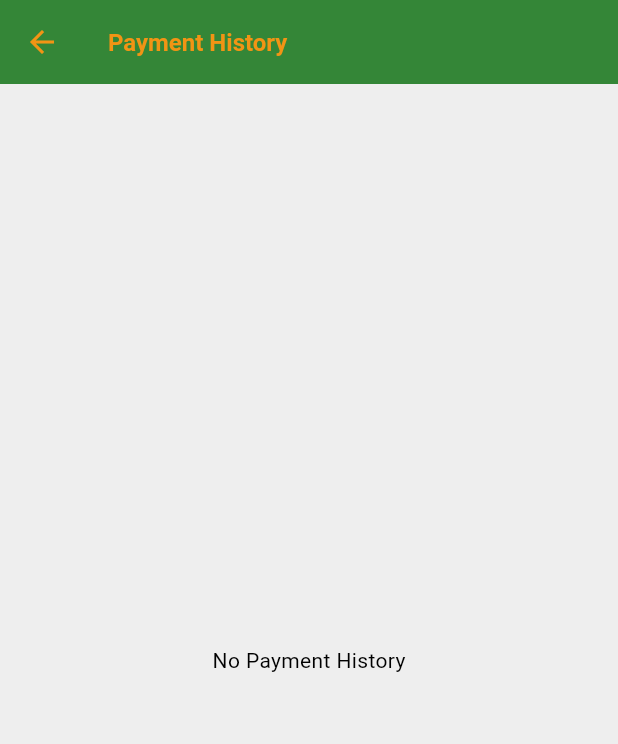
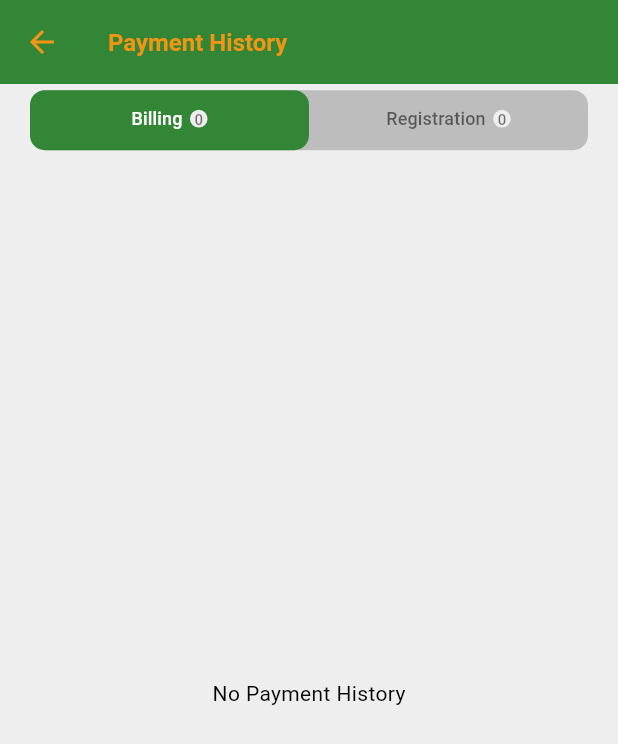
Before and after one commit to neerajkunistal/pbgpl_connect_cunsumer, a Flutter app: the PaymentHistoryPage screen opened directly, on a phone screen of 412 x 824 dp. Shown: the top 744 px of the screen. Run offline on Flutter 3.47's test engine with Material 3 defaults, Android fonts, the phone set to English and light mode, and no system bars; our stand-ins replace bloc, dotted_border, dropdown_search, equatable, file_picker, flutter_bloc and 11 more; missing offline and left inert: kenburns_nullsafety, razorpay_flutter; accounts and stored records are empty; Roboto replaces fonts that are missing (Merriweather).

Commit message:
payment history tab

```diff
--- a/lib/features/dashboard/domain/model/bp_number_model.dart
+++ b/lib/features/dashboard/domain/model/bp_number_model.dart
@@ -20,6 +20,7 @@ class BPNumberModel {
   InstallLmcModel? installLmcData;
   NgcModel? ngcData;
   List<PaymentHistoryModel>? paymentHistoryList;
+  List<PaymentHistoryModel>? regPaymentHistoryList;
   dynamic mobileChangeStatus;
   dynamic paymentType;
   dynamic paymentTypeHeading;
@@ -43,6 +44,7 @@ class BPNumberModel {
       this.ngcData,
       this.transactionList,
       this.paymentHistoryList,
+      this.regPaymentHistoryList,
       this.mobileChangeStatus,
       this.paymentType,
       this.paymentTypeHeading,
@@ -77,6 +79,7 @@ class BPNumberModel {
       ngcData: json['ngc_data'] != null ? NgcModel.fromJson(json['ngc_data']) : NgcModel(),
       transactionList: json['bill_data'] != null ? transactionListResponse(json['bill_data']) :[],
       paymentHistoryList: json['payment_history'] != null ? paymentHistoryListResponse(json['payment_history']) : [],
+      regPaymentHistoryList: json['reg_payment_history'] != null ? paymentHistoryListResponse(json['reg_payment_history']) : [],
     );
   }
 
--- a/lib/features/payment/paymentHistory/domain/bloc/payment_history_bloc.dart
+++ b/lib/features/payment/paymentHistory/domain/bloc/payment_history_bloc.dart
@@ -11,22 +11,37 @@ class PaymentHistoryBloc extends Bloc<PaymentHistoryEvent, PaymentHistoryState>
   List<PaymentHistoryModel> _paymentHistoryList = [];
   List<PaymentHistoryModel> get paymentHistoryList => _paymentHistoryList;
 
+  List<PaymentHistoryModel> _resRaymentHistoryList = [];
+  List<PaymentHistoryModel> get regPaymentHistoryList => _resRaymentHistoryList;
+
+  int tabIndex = 0;
+
   PaymentHistoryBloc() : super(PaymentHistoryInitial()) {
     on<PaymentHistoryPageLoadEvent>(_pageLoad);
+    on<PaymentHistorySelectTabIndexEvent>(_selectTabIndex);
   }
 
   _pageLoad(PaymentHistoryPageLoadEvent event, emit) async {
      emit(PaymentHistoryPageLoadState());
      _paymentHistoryList = [];
+     tabIndex = 0;
      try{
        _paymentHistoryList = BlocProvider.of<DashboardBloc>(event.context).bpNumberData.paymentHistoryList!;
+       _resRaymentHistoryList = BlocProvider.of<DashboardBloc>(event.context).bpNumberData.regPaymentHistoryList!;
      }catch(_){}
+    _eventComplete(emit);
+  }
+
+  _selectTabIndex(PaymentHistorySelectTabIndexEvent event, emit) {
+    tabIndex =  event.tabIndex;
     _eventComplete(emit);
   }
 
   _eventComplete(Emitter<PaymentHistoryState> emit) {
     emit(FetchPaymentHistoryDataState(
-      paymentHistoryList: paymentHistoryList
+      paymentHistoryList: paymentHistoryList,
+      regPaymentHistoryList: regPaymentHistoryList,
+      tabIndex: tabIndex,
     ));
   }
 
--- a/lib/features/payment/paymentHistory/domain/bloc/payment_history_event.dart
+++ b/lib/features/payment/paymentHistory/domain/bloc/payment_history_event.dart
@@ -9,5 +9,11 @@ class PaymentHistoryPageLoadEvent extends PaymentHistoryEvent {
   const PaymentHistoryPageLoadEvent({required this.context});
   @override
   List<Object?> get props => [context];
+}
 
+class PaymentHistorySelectTabIndexEvent extends PaymentHistoryEvent {
+  final int tabIndex;
+  const PaymentHistorySelectTabIndexEvent({required this.tabIndex});
+  @override
+  List<Object?> get props => [tabIndex];
 }
--- a/lib/features/payment/paymentHistory/domain/bloc/payment_history_state.dart
+++ b/lib/features/payment/paymentHistory/domain/bloc/payment_history_state.dart
@@ -18,10 +18,18 @@ final class PaymentHistoryPageLoadState extends PaymentHistoryInitial {
 
 final class FetchPaymentHistoryDataState extends PaymentHistoryInitial {
   final List<PaymentHistoryModel> paymentHistoryList;
+  final List<PaymentHistoryModel> regPaymentHistoryList;
+  final int tabIndex;
 
-  FetchPaymentHistoryDataState({required this.paymentHistoryList});
+  FetchPaymentHistoryDataState({
+    required this.paymentHistoryList,
+  required this.regPaymentHistoryList,
+  required this.tabIndex,
+  });
   @override
   List<Object> get props => [
     paymentHistoryList,
+    regPaymentHistoryList,
+    tabIndex,
   ];
 }
--- a/lib/features/payment/paymentHistory/presenation/page/payment_history_page.dart
+++ b/lib/features/payment/paymentHistory/presenation/page/payment_history_page.dart
@@ -2,6 +2,8 @@ import 'package:customer_connect/ExportFile/app_export_file.dart';
 import 'package:customer_connect/features/payment/paymentHistory/domain/bloc/payment_history_bloc.dart';
 import 'package:customer_connect/features/payment/paymentHistory/presenation/widget/payment_history_item_widget.dart';
 import 'package:customer_connect/utills/commonWidgets/center_loader_widget.dart';
+import 'package:customer_connect/utills/commonWidgets/tab_bar_widget.dart';
+import 'package:customer_connect/utills/commonWidgets/tab_item_widget.dart';
 import 'package:flutter/material.dart';
 
 class PaymentHistoryPage extends StatefulWidget {
@@ -11,10 +13,13 @@ class PaymentHistoryPage extends StatefulWidget {
   State<PaymentHistoryPage> createState() => _PaymentHistoryPageState();
 }
 
-class _PaymentHistoryPageState extends State<PaymentHistoryPage> {
+class _PaymentHistoryPageState extends State<PaymentHistoryPage> with SingleTickerProviderStateMixin {
+
+  late TabController _tabController;
 
   @override
   void initState() {
+    _tabController = TabController(length: 2, vsync: this);
     BlocProvider.of<PaymentHistoryBloc>(context).add(
         PaymentHistoryPageLoadEvent(context: context));
     super.initState();
@@ -38,7 +43,15 @@ class _PaymentHistoryPageState extends State<PaymentHistoryPage> {
       body: BlocBuilder<PaymentHistoryBloc, PaymentHistoryState>(
         builder: (context, state) {
           if(state is FetchPaymentHistoryDataState){
-            return _itemBuilder(dataState: state);
+            return Column(
+              children: [
+                SizedBox(
+                  height: MediaQuery.of(context).size.width * 0.01,
+                ),
+                _tabWidget(dataState:state),
+                Expanded(child: _itemBuilder(dataState: state)),
+              ],
+            );
           } else {
             return const Center(child: CenterLoaderWidget());
           }
@@ -47,7 +60,31 @@ class _PaymentHistoryPageState extends State<PaymentHistoryPage> {
     );
   }
 
+  Widget _tabWidget({required FetchPaymentHistoryDataState dataState}) {
+    return Padding(
+      padding: EdgeInsets.only(left: 20, right: 20),
+      child: TabBarWidget(
+        controller: _tabController,
+        onTap: (index) {
+          BlocProvider.of<PaymentHistoryBloc>(context).add(
+              PaymentHistorySelectTabIndexEvent(
+                  tabIndex: index));
+        },
+        tabs: [
+          TabItemWidget(title: "Billing", count: dataState.paymentHistoryList.length),
+          TabItemWidget(title: "Registration", count: dataState.regPaymentHistoryList.length),
+        ],
+      ),
+    );
+  }
+
   Widget _itemBuilder({required FetchPaymentHistoryDataState  dataState}) {
+    return dataState.tabIndex == 0
+        ? _billList(dataState: dataState)
+        : _registration(dataState: dataState);
+  }
+
+  Widget _billList({required FetchPaymentHistoryDataState  dataState}) {
     return Container(
       margin: EdgeInsets.all(10.0),
       child: dataState.paymentHistoryList.isNotEmpty ?
@@ -59,4 +96,17 @@ class _PaymentHistoryPageState extends State<PaymentHistoryPage> {
           }) : const Center(child: TextWidget("No Payment History"),),
     );
   }
+
+  Widget _registration({required FetchPaymentHistoryDataState  dataState}) {
+    return Container(
+      margin: EdgeInsets.all(10.0),
+      child: dataState.regPaymentHistoryList.isNotEmpty ?
+      ListView.builder(
+          shrinkWrap: true,
+          itemCount: dataState.regPaymentHistoryList.length,
+          itemBuilder: (context, index) {
+            return PaymentHistoryItemWidget(paymentHistoryData: dataState.regPaymentHistoryList[index]);
+          }) : const Center(child: TextWidget("No Registration Payment"),),
+    );
+  }
 }
--- /dev/null
+++ b/lib/utills/commonWidgets/tab_bar_widget.dart
@@ -0,0 +1,40 @@
+import 'package:customer_connect/ExportFile/app_export_file.dart';
+import 'package:flutter/material.dart';
+
+class TabBarWidget extends StatelessWidget {
+
+  final TabController? controller;
+  final Decoration? decoration;
+  final List<Widget> tabs;
+  final ValueChanged<int>? onTap;
+
+  const TabBarWidget({super.key,
+  required this.tabs,
+  this.controller,
+  this.decoration,
+  this.onTap,
+  });
+
+  @override
+  Widget build(BuildContext context) {
+    return  Container(
+      decoration: BoxDecoration(
+        color: Colors.grey[400],
+        borderRadius: const BorderRadius.all(Radius.circular(10)),
+      ),
+      height: 40,
+      child: TabBar(
+        controller: controller,
+        indicatorSize: TabBarIndicatorSize.tab,
+        dividerColor: Colors.transparent,
+        indicator:  decoration ?? BoxDecoration(
+          color: AppColor.themeColor,
+          borderRadius: const BorderRadius.all(Radius.circular(10)),
+        ),
+        labelColor: Colors.white,
+        unselectedLabelColor: Colors.black54,
+        tabs:  tabs,
+        onTap: onTap,
+      ),);
+  }
+}
--- /dev/null
+++ b/lib/utills/commonWidgets/tab_item_widget.dart
@@ -0,0 +1,47 @@
+import 'package:flutter/material.dart';
+
+class TabItemWidget extends StatelessWidget {
+  final String title;
+  final int count;
+
+  const TabItemWidget({
+    super.key,
+    required this.title,
+    required this.count,
+  });
+
+  @override
+  Widget build(BuildContext context) {
+    return Tab(
+      child: Row(
+        mainAxisAlignment: MainAxisAlignment.center,
+        children: [
+          Text(
+            title,
+            overflow: TextOverflow.ellipsis,
+            style: const TextStyle(
+                fontSize: 12
+            ),
+          ),
+          Container(
+            margin: const EdgeInsetsDirectional.only(start: 5),
+            padding: const EdgeInsets.all(3),
+            decoration: BoxDecoration(
+              color: Colors.grey.shade200,
+              shape: BoxShape.circle,
+            ),
+            child: Center(
+              child: Text(
+                count.toString(),
+                style: const TextStyle(
+                  color: Colors.black54,
+                  fontSize: 10,
+                ),
+              ),
+            ),
+          ),
+        ],
+      ),
+    );
+  }
+}
```
